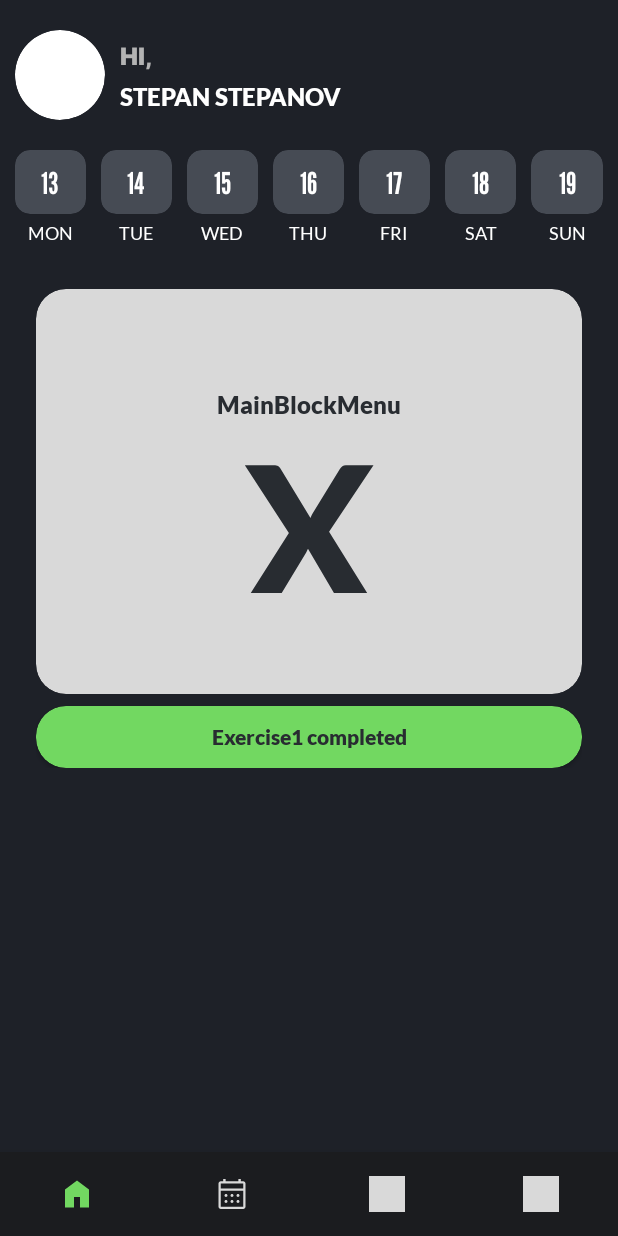
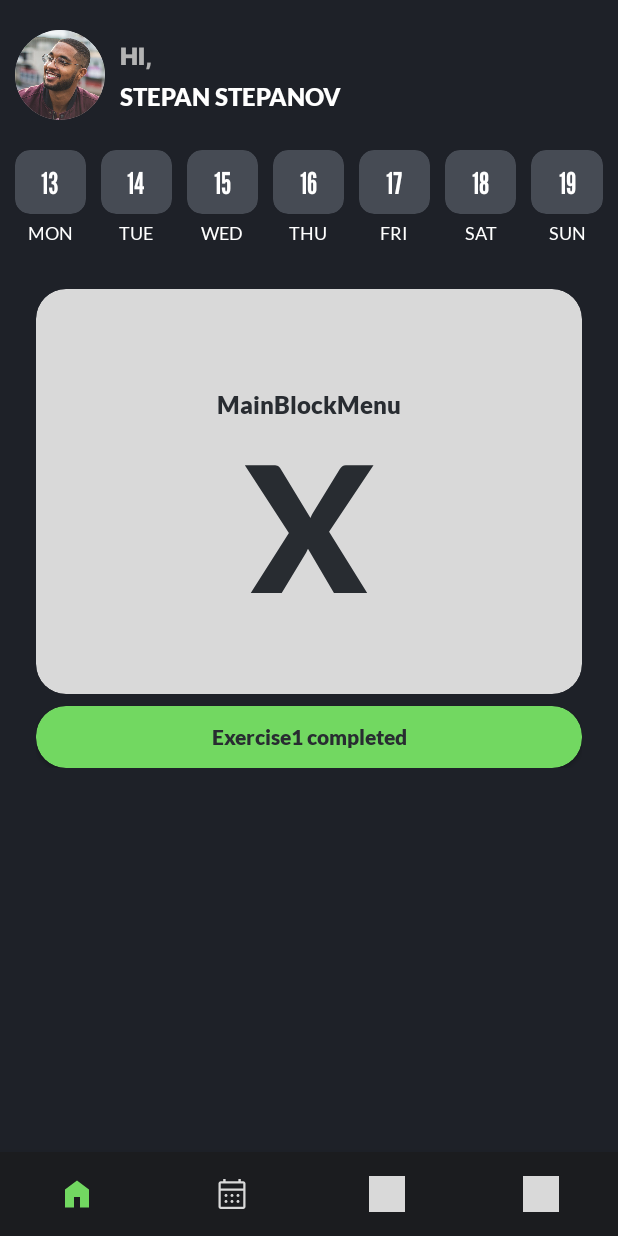
Before and after one commit to Anette11/WeekMonthPlanner, an Android app: the screen it shows after launch (MainActivity), on a phone screen of 412 x 824 dp. Run offline under Robolectric (Android 15) with nearby library versions, the phone set to English and light mode, and no system bars; our stand-ins replace navigation-ui.

Commit message:
Add in HomeRecyclerViewAdapter to load image

```diff
--- a/app/src/main/java/com/example/weekmonthplanner/adapters/HomeRecyclerViewAdapter.java
+++ b/app/src/main/java/com/example/weekmonthplanner/adapters/HomeRecyclerViewAdapter.java
@@ -94,6 +94,7 @@ public class HomeRecyclerViewAdapter extends RecyclerView.Adapter<RecyclerView.V
         public void bind(ItemGreeting screenItem) {
             binding.textViewGreeting.setText(screenItem.getGreeting());
             binding.textViewFullName.setText(screenItem.getFullName());
+            binding.imageView.setImageResource(screenItem.getImage());
         }
     }
 
```
